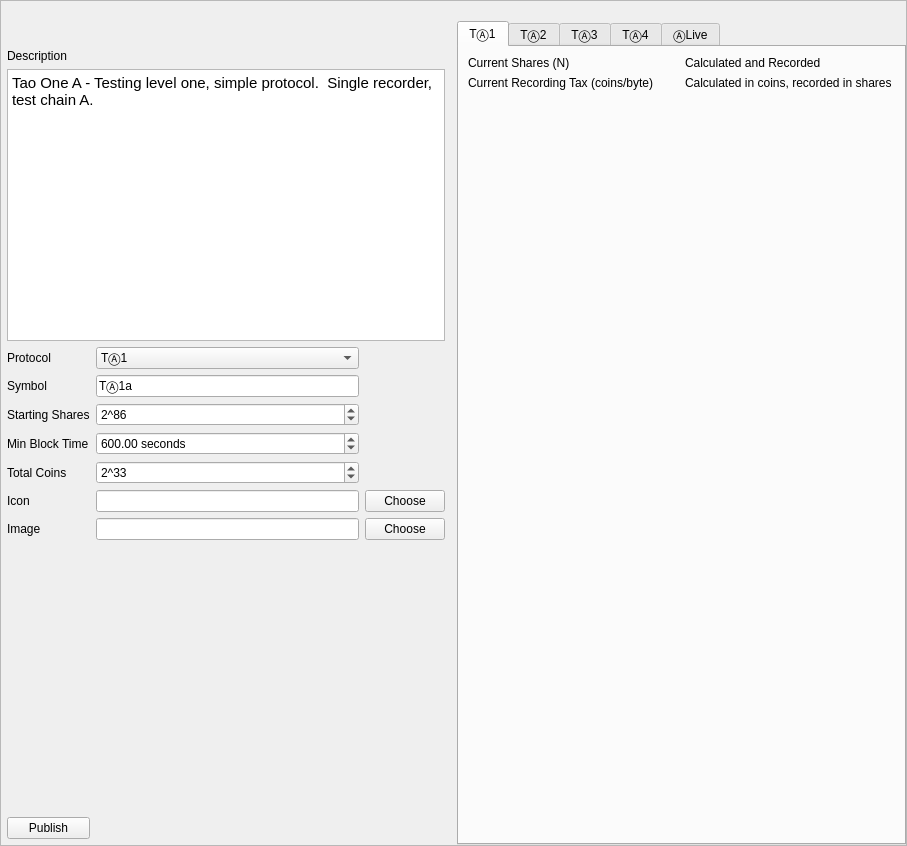
The window that apps/GenesisForm/genesisForm.ui (assignonward/aosuite) describes before a commit, drawn with Qt 5.
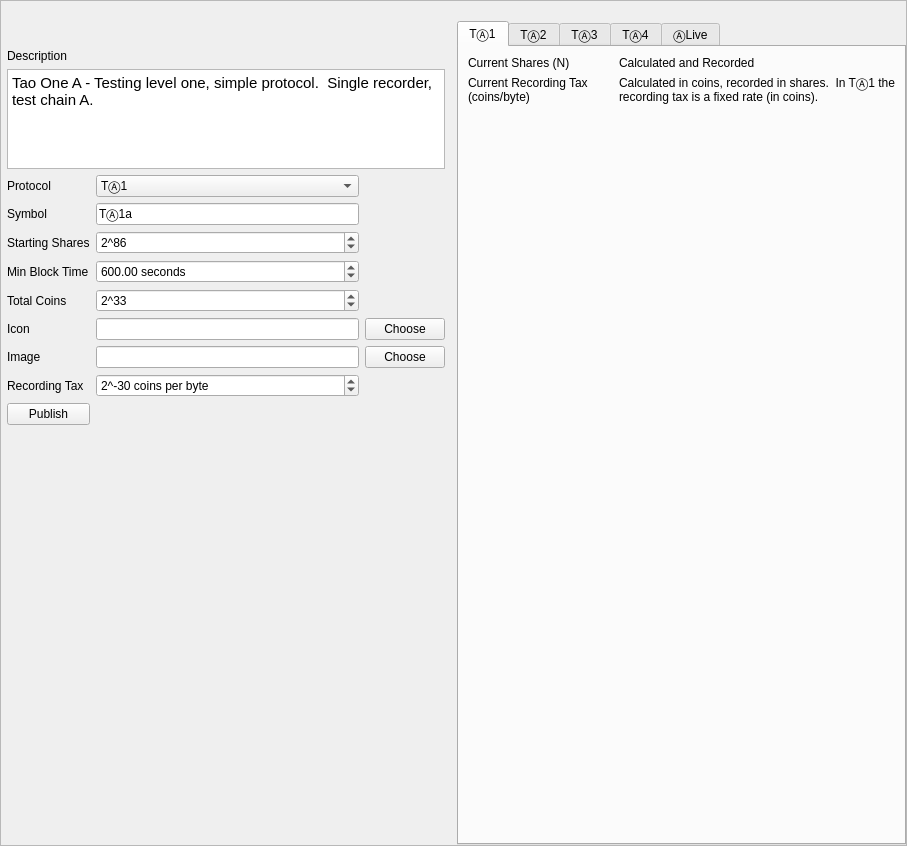
The same window after the commit. Icons and pictures are not drawn.

Commit message: start to activate debug logging, just to stdout for now

```diff
--- a/apps/GenesisForm/genesisForm.ui
+++ b/apps/GenesisForm/genesisForm.ui
@@ -109,19 +109,6 @@
         </property>
        </widget>
       </item>
-      <item row="11" column="2">
-       <spacer name="verticalSpacer">
-        <property name="orientation">
-         <enum>Qt::Vertical</enum>
-        </property>
-        <property name="sizeHint" stdset="0">
-         <size>
-          <width>20</width>
-          <height>40</height>
-         </size>
-        </property>
-       </spacer>
-      </item>
       <item row="8" column="0">
        <widget class="QLabel" name="label_10">
         <property name="text">
@@ -199,6 +186,12 @@
           <verstretch>0</verstretch>
          </sizepolicy>
         </property>
+        <property name="maximumSize">
+         <size>
+          <width>16777215</width>
+          <height>100</height>
+         </size>
+        </property>
         <property name="html">
          <string>&lt;!DOCTYPE HTML PUBLIC &quot;-//W3C//DTD HTML 4.0//EN&quot; &quot;http://www.w3.org/TR/REC-html40/strict.dtd&quot;&gt;
 &lt;html&gt;&lt;head&gt;&lt;meta name=&quot;qrichtext&quot; content=&quot;1&quot; /&gt;&lt;style type=&quot;text/css&quot;&gt;
@@ -222,23 +215,16 @@
         </property>
        </widget>
       </item>
-      <item row="9" column="2">
-       <widget class="QPushButton" name="chooseImage">
-        <property name="text">
-         <string>Choose</string>
-        </property>
-       </widget>
-      </item>
-      <item row="8" column="1">
-       <widget class="QLineEdit" name="icon"/>
-      </item>
       <item row="9" column="1">
        <widget class="QLineEdit" name="image"/>
       </item>
-      <item row="3" column="0">
-       <widget class="QLabel" name="label_12">
+      <item row="8" column="1">
+       <widget class="QLineEdit" name="icon"/>
+      </item>
+      <item row="9" column="2">
+       <widget class="QPushButton" name="chooseImage">
         <property name="text">
-         <string>Protocol</string>
+         <string>Choose</string>
         </property>
        </widget>
       </item>
@@ -271,13 +257,59 @@
         </item>
        </widget>
       </item>
-      <item row="12" column="0">
+      <item row="3" column="0">
+       <widget class="QLabel" name="label_12">
+        <property name="text">
+         <string>Protocol</string>
+        </property>
+       </widget>
+      </item>
+      <item row="11" column="0">
        <widget class="QPushButton" name="publish">
         <property name="text">
          <string>Publish</string>
         </property>
        </widget>
       </item>
+      <item row="10" column="0">
+       <widget class="QLabel" name="label_15">
+        <property name="text">
+         <string>Recording Tax</string>
+        </property>
+       </widget>
+      </item>
+      <item row="10" column="1">
+       <widget class="QSpinBox" name="recordingTax">
+        <property name="suffix">
+         <string> coins per byte</string>
+        </property>
+        <property name="prefix">
+         <string>2^</string>
+        </property>
+        <property name="minimum">
+         <number>-63</number>
+        </property>
+        <property name="maximum">
+         <number>-1</number>
+        </property>
+        <property name="value">
+         <number>-30</number>
+        </property>
+       </widget>
+      </item>
+      <item row="12" column="0">
+       <spacer name="verticalSpacer">
+        <property name="orientation">
+         <enum>Qt::Vertical</enum>
+        </property>
+        <property name="sizeHint" stdset="0">
+         <size>
+          <width>20</width>
+          <height>40</height>
+         </size>
+        </property>
+       </spacer>
+      </item>
      </layout>
     </item>
     <item>
@@ -373,7 +405,7 @@
           <item row="1" column="1">
            <widget class="QLabel" name="label_14">
             <property name="text">
-             <string>Calculated in coins, recorded in shares</string>
+             <string>Calculated in coins, recorded in shares.  In TⒶ1 the recording tax is a fixed rate (in coins).</string>
             </property>
             <property name="wordWrap">
              <bool>true</bool>
```
The commit also changes 2 other files.
